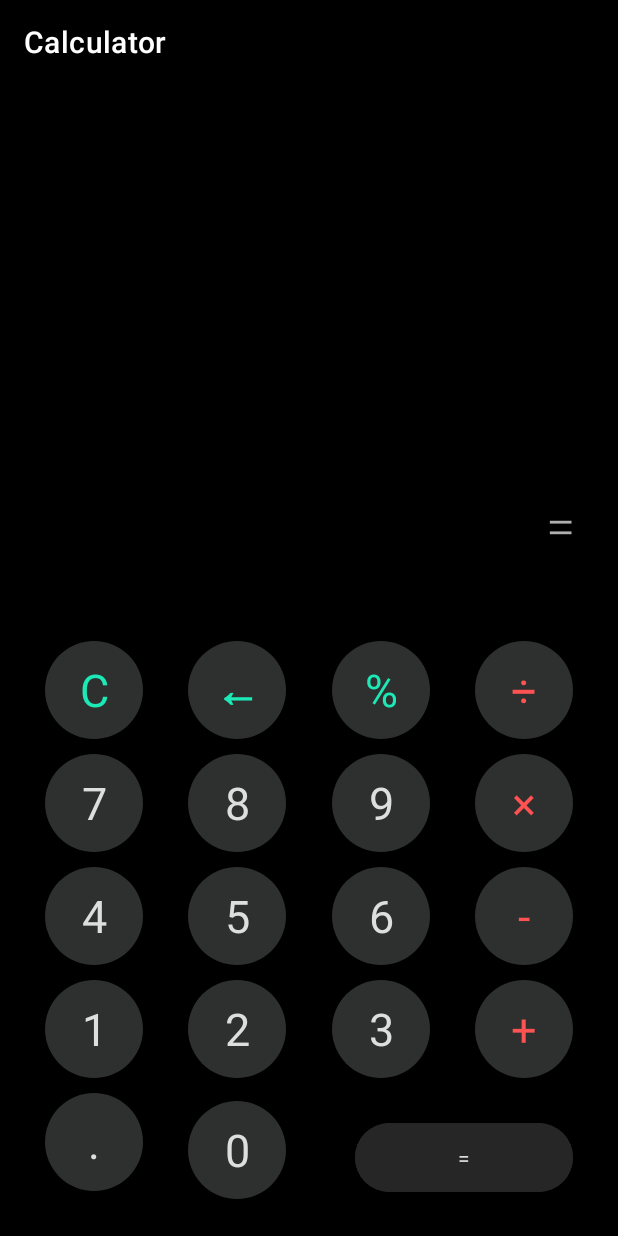
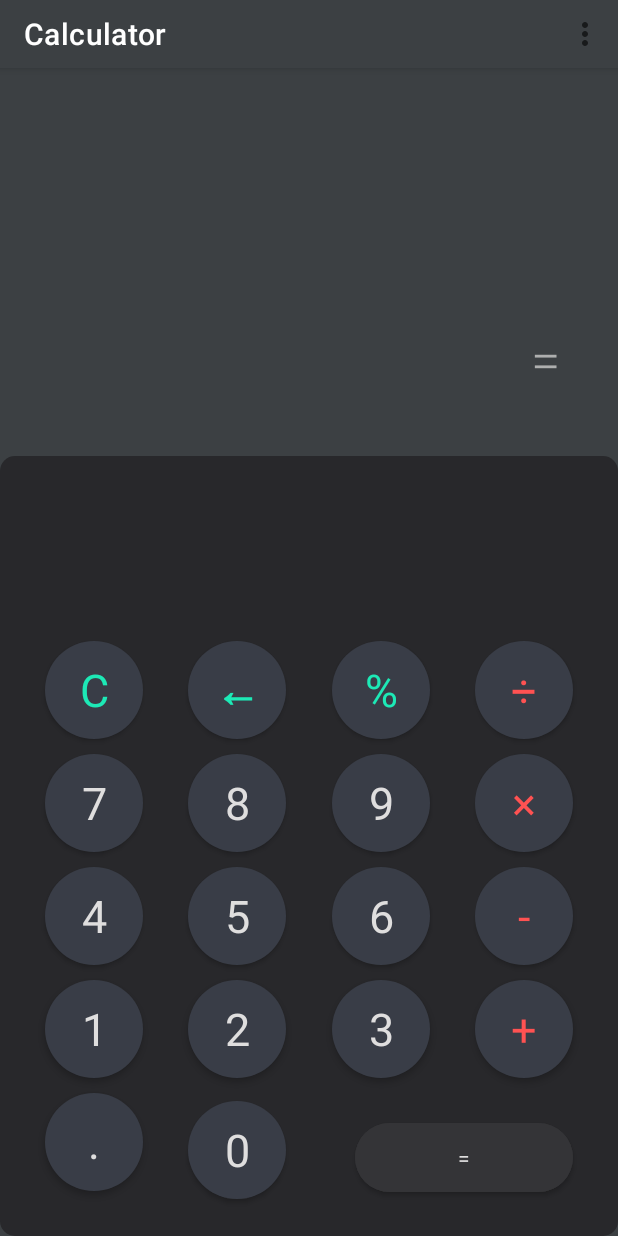
Before and after one commit to vilgad/Calculator, an Android app: the screen it shows after launch (MainActivity), on a phone screen of 412 x 824 dp. Run offline under Robolectric (Android 15) with nearby library versions, the phone set to English and light mode, and no system bars; our stand-ins replace data binding, navigation-ui; Roboto replaces fonts that are not available here.

Commit message:
UI changed

```diff
--- a/app/src/main/res/drawable/circle.xml
+++ b/app/src/main/res/drawable/circle.xml
@@ -2,6 +2,6 @@
 <shape xmlns:android="http://schemas.android.com/apk/res/android">
     <size android:width="70dp"
         android:height="70dp"/>
-    <solid android:color="@color/calc"/>
+    <solid android:color="@color/anthracite"/>
     <corners android:radius="35dp" />
 </shape>
--- /dev/null
+++ b/app/src/main/res/drawable/rectangle.xml
@@ -0,0 +1,6 @@
+<?xml version="1.0" encoding="utf-8"?>
+<shape xmlns:android="http://schemas.android.com/apk/res/android"
+    android:shape="rectangle">
+    <solid android:color="@color/random"/>
+    <corners android:radius="10dp" />
+</shape>
--- a/app/src/main/res/layout/activity_main.xml
+++ b/app/src/main/res/layout/activity_main.xml
@@ -20,8 +20,8 @@
                 android:id="@+id/toolbar"
                 android:layout_width="match_parent"
                 app:titleTextColor="@color/white"
-                android:layout_height="?attr/actionBarSize"
-                android:background="@color/black"/>
+                android:layout_height="45dp"
+                android:background="#3C4043"/>
 
         </com.google.android.material.appbar.AppBarLayout>
 
--- a/app/src/main/res/layout/fragment_main.xml
+++ b/app/src/main/res/layout/fragment_main.xml
@@ -3,16 +3,49 @@
     xmlns:app="http://schemas.android.com/apk/res-auto"
     xmlns:tools="http://schemas.android.com/tools">
 
-    <ScrollView
+    <LinearLayout
+        android:id="@+id/linearLayout"
         android:layout_width="match_parent"
         android:layout_height="match_parent"
-        android:fillViewport="true">
+        android:background="#3C4043"
+        android:orientation="vertical">
+
+        <TextView
+            android:id="@+id/tv_expression"
+            android:layout_width="match_parent"
+            android:layout_height="0dp"
+            android:layout_weight="0.2"
+            android:fontFamily="sans-serif-light"
+            android:gravity="center_vertical|end"
+            android:maxLines="1"
+            android:paddingStart="20dp"
+            android:paddingEnd="20dp"
+            android:text="@string/tv_expression_text"
+            android:textColor="@color/white"
+            android:textSize="45sp"
+            tools:text="32+5" />
+
+        <TextView
+            android:id="@+id/tv_result"
+            android:layout_width="match_parent"
+            android:layout_height="0dp"
+            android:layout_weight="0.2"
+            android:fontFamily="sans-serif-light"
+            android:gravity="center_vertical|end"
+            android:maxLines="1"
+            android:paddingStart="30dp"
+            android:paddingEnd="30dp"
+            android:textColor="@color/grey"
+            android:textSize="35sp"
+            tools:text="= 37" />
 
         <androidx.constraintlayout.widget.ConstraintLayout
+            android:id="@+id/constraint"
             android:layout_width="match_parent"
-            android:layout_height="wrap_content"
-            android:background="@color/black"
-            app:menu = "@menu/overflow_menu">
+            android:layout_height="0dp"
+            android:layout_weight="0.8"
+            android:background="@drawable/rectangle"
+            app:menu="@menu/overflow_menu">
 
             <androidx.appcompat.widget.AppCompatButton
                 android:id="@+id/bt_decimal"
@@ -34,7 +67,7 @@
                 app:layout_constraintEnd_toStartOf="@+id/bt_erase"
                 app:layout_constraintHorizontal_bias="0.5"
                 app:layout_constraintStart_toStartOf="parent"
-                app:layout_constraintTop_toBottomOf="@+id/tv_expression"
+                app:layout_constraintTop_toTopOf="@id/constraint"
                 app:layout_constraintVertical_bias="1.0"
                 app:layout_constraintVertical_chainStyle="packed" />
 
@@ -76,9 +109,9 @@
 
             <androidx.appcompat.widget.AppCompatButton
                 android:id="@+id/bt_multiply"
+                style="@style/circle_button"
                 android:contentDescription="@string/bt_multiply_text"
                 android:text="×"
-                style="@style/circle_button"
                 android:textColor="@color/red"
                 app:layout_constraintBottom_toBottomOf="@+id/bt_nine"
                 app:layout_constraintEnd_toEndOf="parent"
@@ -125,8 +158,8 @@
                 android:id="@+id/bt_erase"
                 style="@style/circle_button"
                 android:text="←"
+                android:textColor="@color/green"
                 android:textStyle="bold"
-                android:textColor="@color/green"
                 app:layout_constraintBottom_toBottomOf="@+id/bt_clear"
                 app:layout_constraintEnd_toStartOf="@+id/bt_percentage"
                 app:layout_constraintHorizontal_bias="0.5"
@@ -157,8 +190,8 @@
 
             <androidx.appcompat.widget.AppCompatButton
                 android:id="@+id/bt_percentage"
+                style="@style/circle_button"
                 android:contentDescription="@string/bt_percentage_text"
-                style="@style/circle_button"
                 android:text="%"
                 android:textColor="@color/green"
                 app:layout_constraintBottom_toBottomOf="@+id/bt_erase"
@@ -216,10 +249,10 @@
 
             <androidx.appcompat.widget.AppCompatButton
                 android:id="@+id/bt_divide"
+                style="@style/circle_button"
                 android:contentDescription="@string/bt_divide_text"
                 android:text="÷"
                 android:textColor="@color/red"
-                style="@style/circle_button"
                 app:layout_constraintBottom_toBottomOf="@+id/bt_percentage"
                 app:layout_constraintEnd_toEndOf="parent"
                 app:layout_constraintStart_toEndOf="@+id/bt_percentage"
@@ -236,42 +269,6 @@
                 app:layout_constraintStart_toEndOf="@+id/bt_six"
                 app:layout_constraintTop_toTopOf="@+id/bt_six" />
 
-            <TextView
-                android:id="@+id/tv_expression"
-                android:layout_width="0dp"
-                android:layout_height="wrap_content"
-                android:layout_weight="1.8"
-                android:fontFamily="sans-serif-light"
-                android:gravity="center_vertical|end"
-                android:maxLines="1"
-                android:paddingStart="20dp"
-                android:paddingEnd="20dp"
-                android:text="@string/tv_expression_text"
-                android:textColor="@color/white"
-                android:textSize="45sp"
-                app:layout_constraintBottom_toTopOf="@+id/bt_erase"
-                app:layout_constraintEnd_toEndOf="parent"
-                app:layout_constraintStart_toStartOf="parent"
-                app:layout_constraintTop_toTopOf="parent"
-                tools:text="32+5" />
-
-            <TextView
-                android:id="@+id/tv_result"
-                android:layout_width="match_parent"
-                android:layout_height="wrap_content"
-                android:layout_weight="1.8"
-                android:fontFamily="sans-serif-light"
-                android:gravity="center_vertical|end"
-                android:maxLines="1"
-                android:padding="20dp"
-                android:textColor="@color/grey"
-                android:textSize="35sp"
-                app:layout_constraintBottom_toTopOf="@+id/bt_divide"
-                app:layout_constraintEnd_toEndOf="parent"
-                app:layout_constraintStart_toStartOf="parent"
-                app:layout_constraintTop_toBottomOf="@+id/tv_expression"
-                tools:text="37" />
-
         </androidx.constraintlayout.widget.ConstraintLayout>
-    </ScrollView>
+    </LinearLayout>
 </layout>
--- a/app/src/main/res/values-night/themes.xml
+++ b/app/src/main/res/values-night/themes.xml
@@ -2,13 +2,13 @@
     <!-- Base application theme. -->
     <style name="Theme.Calculator" parent="Theme.MaterialComponents.DayNight.NoActionBar">
         <!-- Primary brand color. -->
-        <item name="colorPrimary">@color/black</item>
-        <item name="colorPrimaryVariant">@color/black</item>
+        <item name="colorPrimary">@color/grey_dark</item>
+        <item name="colorPrimaryVariant">@color/grey_dark</item>
         <item name="colorOnPrimary">@color/white</item>
         <!-- Secondary brand color. -->
         <item name="colorSecondary">@color/teal_200</item>
         <item name="colorSecondaryVariant">@color/teal_200</item>
-        <item name="colorOnSecondary">@color/black</item>
+        <item name="colorOnSecondary">@color/grey_dark</item>
         <!-- Status bar color. -->
         <item name="android:statusBarColor" tools:targetApi="l">?attr/colorPrimaryVariant</item>
         <!-- Customize your theme here. -->
--- a/app/src/main/res/values/colors.xml
+++ b/app/src/main/res/values/colors.xml
@@ -10,7 +10,7 @@
     <color name="a">#03a9f4</color>
     <color name="dodger_blue">#1E90FF</color>
     <color name="grey">#AEAFAF</color>
-    <color name="grey_dark">#272626</color>
+    <color name="grey_dark">#343437</color>
     <color name="tranparent">#0000ffff</color>
     <color name="red">#FF5252</color>
     <color name="green">#1DE9B6</color>
@@ -18,4 +18,6 @@
     <color name="gr">#302F2F</color>
     <color name="calc">#2D302F</color>
     <color name="calc2">#5D5F63</color>
+    <color name="anthracite">#393D47</color>
+    <color name="random">#28282B</color>
 </resources>
--- a/app/src/main/res/values/themes.xml
+++ b/app/src/main/res/values/themes.xml
@@ -2,13 +2,13 @@
     <!-- Base application theme. -->
     <style name="Theme.Calculator" parent="Theme.MaterialComponents.DayNight.NoActionBar">
         <!-- Primary brand color. -->
-        <item name="colorPrimary">@color/black</item>
-        <item name="colorPrimaryVariant">@color/black</item>
+        <item name="colorPrimary">@color/grey_dark</item>
+        <item name="colorPrimaryVariant">#3C4043</item>
         <item name="colorOnPrimary">@color/white</item>
         <!-- Secondary brand color. -->
         <item name="colorSecondary">@color/teal_200</item>
         <item name="colorSecondaryVariant">@color/teal_700</item>
-        <item name="colorOnSecondary">@color/black</item>
+        <item name="colorOnSecondary">@color/grey_dark</item>
         <!-- Status bar color. -->
         <item name="android:statusBarColor" tools:targetApi="l">?attr/colorPrimaryVariant</item>
         <!-- Customize your theme here. -->
```
